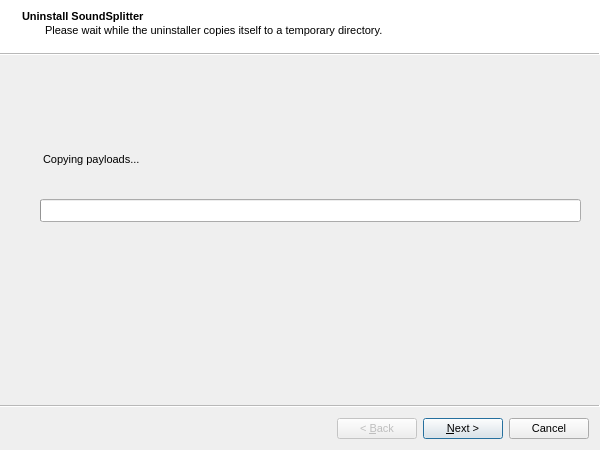
First picture: the form in src/uninstall/ui/main_wizard.ui, repository handsome-Druid/SoundSplitter, before the edit.
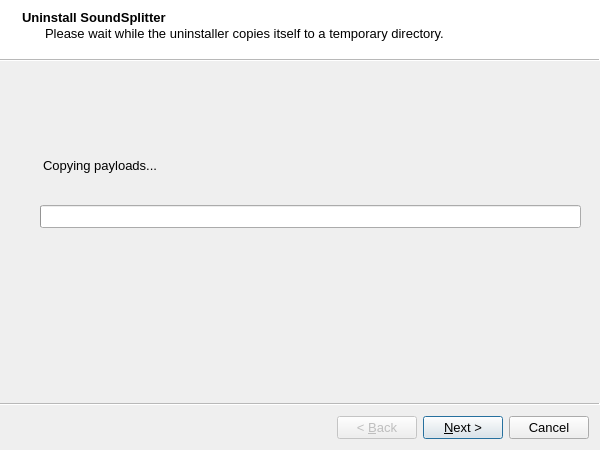
Second picture: the form after the edit.

Commit message: feat: 移除不必要的缓冲时间属性，重构卸载向导界面以优化用户体验

```diff
--- a/src/uninstall/ui/main_wizard.ui
+++ b/src/uninstall/ui/main_wizard.ui
@@ -26,7 +26,7 @@
    <string>Wizard</string>
   </property>
   <property name="styleSheet">
-   <string notr="true">font-size: 11px</string>
+   <string notr="true">font-size: 13px</string>
   </property>
   <property name="wizardStyle">
    <enum>QWizard::WizardStyle::ModernStyle</enum>
```
Left out of the diff: 147 changed lines with no effect on the pictures. The commit also changes 6 other files.
